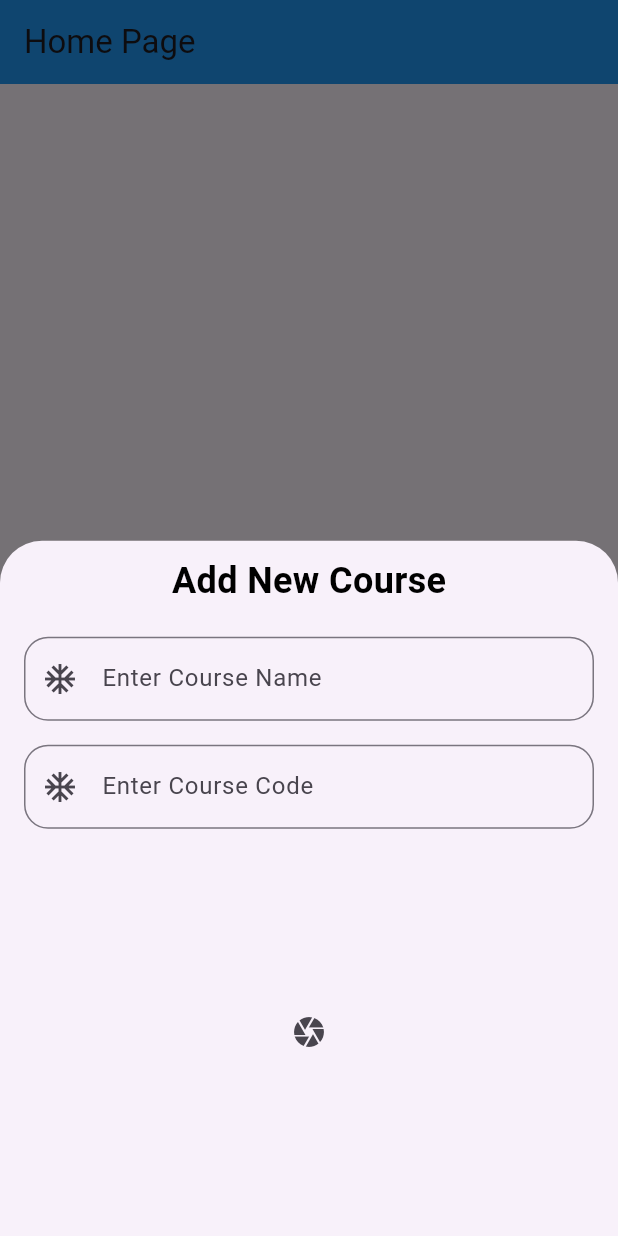
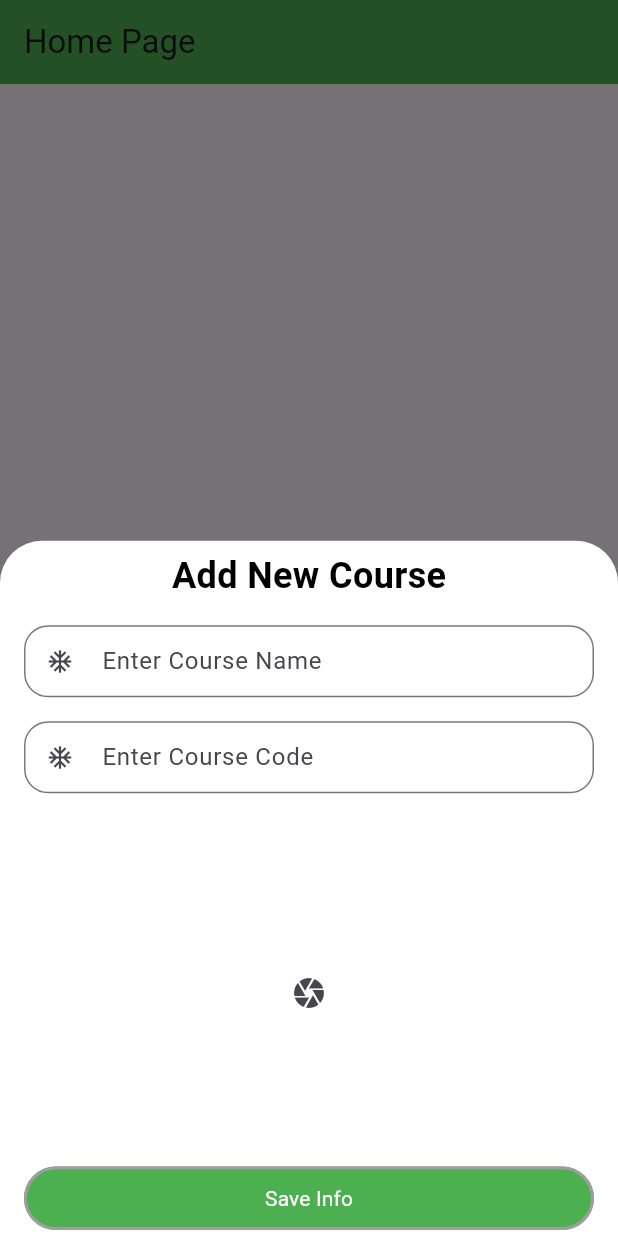
Before and after one commit to EusufUddin8926/bottom_modal_sheet, a Flutter app: the screen it shows after launch, after a tap on the "add" icon, on a phone screen of 412 x 824 dp. Run offline on Flutter 3.47's test engine with Material 3 defaults, Android fonts, the phone set to English and light mode, and no system bars; our stand-ins replace fluttertoast, image_picker.

Commit message:
Course Add and Show in a list

```diff
--- /dev/null
+++ b/lib/model/Course.dart
@@ -0,0 +1,13 @@
+class Course {
+  String courseName;
+  int courseCode;
+  String courseImg;
+
+  Course({
+    required   this.courseName,
+    required   this.courseCode,
+    required   this.courseImg
+  });
+
+
+}
--- a/lib/screens/AddNewCourse.dart
+++ b/lib/screens/AddNewCourse.dart
@@ -1,11 +1,13 @@
 import 'dart:io';
-
+import 'package:fluttertoast/fluttertoast.dart';
 import 'package:flutter/cupertino.dart';
 import 'package:flutter/material.dart';
 import 'package:image_picker/image_picker.dart';
 
+import '../model/Course.dart';
+
 class AddNewCourse extends StatefulWidget {
-  const AddNewCourse({super.key});
+  AddNewCourse({super.key});
 
   @override
   State<AddNewCourse> createState() => _AddNewCourseState();
@@ -13,11 +15,21 @@ class AddNewCourse extends StatefulWidget {
 
 class _AddNewCourseState extends State<AddNewCourse> {
   XFile? imgFile;
+  TextEditingController courseNameController = new TextEditingController();
+  TextEditingController courseCodeController = new TextEditingController();
+  List<Course> CourseList = [];
 
   chooseImageFromCamera() async {
     ImagePicker _picker = ImagePicker();
     imgFile = await _picker.pickImage(source: ImageSource.camera);
     setState(() {});
+  }
+
+  saveNewCourse() {
+    print( imgFile!.path.toString());
+    CourseList.add(Course(courseName: courseNameController.text, courseCode: int.parse( courseCodeController.text), courseImg: imgFile!.path));
+    Navigator.pop(context, CourseList);
+
   }
 
   @override
@@ -27,23 +39,28 @@ class _AddNewCourseState extends State<AddNewCourse> {
       child: Column(
         mainAxisAlignment: MainAxisAlignment.start,
         children: [
-          SizedBox(
-            height: 10,
-          ),
-          Center(
-              child: const Text(
+          const Expanded(
+              flex: 1,
+              child: Center(
+                  child: Text(
                 "Add New Course",
                 style: TextStyle(
-                color: Colors.black, fontWeight: FontWeight.bold, fontSize: 24),
-          )),
-          SizedBox(
-            height: 10,
-          ),
+                    color: Colors.black,
+                    fontWeight: FontWeight.bold,
+                    fontSize: 24),
+              ))),
+          Expanded(
+              flex: 3,
+              child: Column(
+                children: [
                   Padding(
-            padding: const EdgeInsets.only(left: 16, right: 16, top: 10),
+                    padding:
+                        const EdgeInsets.only(left: 16, right: 16, top: 10),
                     child: TextField(
+                      controller: courseNameController,
                       keyboardType: TextInputType.text,
                       decoration: InputDecoration(
+                        isDense: true,
                         prefixIcon: Icon(Icons.ac_unit),
                         border: OutlineInputBorder(
                             borderRadius: BorderRadius.circular(16),
@@ -55,8 +72,10 @@ class _AddNewCourseState extends State<AddNewCourse> {
                   Padding(
                     padding: EdgeInsets.only(left: 16, right: 16, top: 16),
                     child: TextField(
+                      controller: courseCodeController,
                       keyboardType: TextInputType.number,
                       decoration: InputDecoration(
+                        isDense: true,
                         prefixIcon: Icon(Icons.ac_unit),
                         border: OutlineInputBorder(
                             borderRadius: BorderRadius.circular(16),
@@ -65,7 +84,10 @@ class _AddNewCourseState extends State<AddNewCourse> {
                       ),
                     ),
                   ),
+                ],
+              )),
           Expanded(
+              flex: 5,
               child: imgFile == null
                   ? Center(
                       child: IconButton(
@@ -76,10 +98,54 @@ class _AddNewCourseState extends State<AddNewCourse> {
                       ),
                     )
                   : Container(
-                      margin: EdgeInsets.fromLTRB(20, 10, 20, 10),
-                      decoration: BoxDecoration(borderRadius: BorderRadius.circular(36), image: DecorationImage(image: FileImage(File(imgFile!.path)),
-                        fit: BoxFit.cover,)),
-                     ))
+                      margin: EdgeInsets.fromLTRB(20, 0, 20, 10),
+                      decoration: BoxDecoration(
+                          borderRadius: BorderRadius.circular(36),
+                          image: DecorationImage(
+                            image: FileImage(File(imgFile!.path)),
+                            fit: BoxFit.cover,
+                          )),
+                    )),
+          Expanded(
+              flex: 1,
+              child: Container(
+                height: double.infinity,
+                width: double.infinity,
+                margin: EdgeInsets.only(left: 16, right: 16, bottom: 4),
+                child: OutlinedButton(
+                  style: ElevatedButton.styleFrom(
+                    primary: Colors.green,
+                    side: BorderSide(color: Colors.grey, width: 2),
+                  ),
+                  child: Text("Save Info",
+                      style: TextStyle(
+                          color: Colors.white, fontWeight: FontWeight.normal)),
+                  onPressed: () {
+                    setState(() {
+                      var isCourseName = courseNameController.text.isEmpty;
+                      var isCoursecode = courseCodeController.text.isEmpty;
+                      if (isCourseName) {
+                        Fluttertoast.showToast(msg: "Course Name is Empty", toastLength: Toast.LENGTH_SHORT, gravity: ToastGravity.CENTER, backgroundColor: Colors.red, textColor: Colors.white,
+                            fontSize: 16.0);
+
+                        return;
+                      }else if(isCoursecode){
+                        Fluttertoast.showToast(msg: "Course Code is Empty", toastLength: Toast.LENGTH_SHORT, gravity: ToastGravity.CENTER, backgroundColor: Colors.red, textColor: Colors.white,
+                            fontSize: 16.0);
+
+                        return;
+                      }else if(imgFile==null){
+                        Fluttertoast.showToast(msg: "File Path is Empty", toastLength: Toast.LENGTH_SHORT, gravity: ToastGravity.CENTER, backgroundColor: Colors.red, textColor: Colors.white,
+                            fontSize: 16.0);
+                      }else{
+                       saveNewCourse();
+                      }
+
+                    });
+
+                  },
+                ),
+              )),
         ],
       ),
     );
--- a/lib/screens/HomePage.dart
+++ b/lib/screens/HomePage.dart
@@ -1,5 +1,7 @@
+import 'dart:io';
+
 import 'package:flutter/material.dart';
-
+import 'package:image_picker_bottom_modal/model/Course.dart';
 import 'AddNewCourse.dart';
 
 class HomePage extends StatefulWidget {
@@ -10,25 +12,73 @@ class HomePage extends StatefulWidget {
 }
 
 class _HomePageState extends State<HomePage> {
+  bool isDismiss = false;
+  List<Course> CourseList = [];
 
-
-  addCourseImage(){
-    return showModalBottomSheet(context: context, builder: (context)=> AddNewCourse());
+  addCourseImage() {
+    return showModalBottomSheet(
+        context: context,
+        builder: (context) => AddNewCourse(),
+        backgroundColor: Colors.white,
+        isDismissible: isDismiss,
+        enableDrag: false).then((value) => {
+          if(value!=null){
+            setState((){
+              CourseList.addAll(value);
+            })
+          }
+    });
   }
-
 
   @override
   Widget build(BuildContext context) {
     return Scaffold(
-      appBar: AppBar(title: Text("Home Page"),backgroundColor: Colors.blue,),
+      appBar: AppBar(
+        title: Text("Home Page"),
+        backgroundColor: Colors.green,
+      ),
       floatingActionButton: FloatingActionButton(
-        backgroundColor: Colors.blue,
+        backgroundColor: Colors.green,
         elevation: 20,
-        shape:  RoundedRectangleBorder(borderRadius: BorderRadius.circular(50)),
+        shape: RoundedRectangleBorder(borderRadius: BorderRadius.circular(50)),
         child: Icon(Icons.add, color: Colors.white),
-        onPressed: (){
+        onPressed: () {
           addCourseImage();
         },
+      ),
+      body: CourseList.isNotEmpty ? ListView.separated(
+          shrinkWrap: true,
+          scrollDirection: Axis.vertical,
+          itemBuilder: (context, index) {
+            return Container(
+              height: 200,
+              width: double.infinity,
+              decoration: BoxDecoration(
+                borderRadius: BorderRadius.circular(20),
+                border: Border.all(color: Colors.black, width: 1),
+                image: DecorationImage(image: FileImage(File(CourseList[index].courseImg)), fit: BoxFit.cover)
+              ),
+              margin: const EdgeInsets.fromLTRB(10, 10, 10, 10),
+              child: Column(
+                mainAxisAlignment: MainAxisAlignment.start,
+                crossAxisAlignment: CrossAxisAlignment.start,
+                children: [
+                  Padding(
+                    padding: const EdgeInsets.all(8.0),
+                    child: Text(CourseList[index].courseName, style: TextStyle(color: Colors.white, fontWeight: FontWeight.bold, fontSize: 20)),
+                  ),
+                  Padding(
+                    padding: const EdgeInsets.all(8.0),
+                    child: Text(CourseList[index].courseCode.toString(), style: TextStyle(color: Colors.white, fontWeight: FontWeight.bold, fontSize: 20)),
+                  ),
+                ],
+              ),
+
+            );
+          },
+          separatorBuilder: (context, index) => SizedBox(height: 4.0),
+          itemCount: CourseList.length): Center(
+        child: Text("No course available now", style: TextStyle(color: Colors.black, fontSize: 20, fontWeight: FontWeight.w300),),
       ),
     );
   }
--- a/pubspec.yaml
+++ b/pubspec.yaml
@@ -36,6 +36,7 @@ dependencies:
   # Use with the CupertinoIcons class for iOS style icons.
   cupertino_icons: ^1.0.2
   image_picker: ^1.0.5
+  fluttertoast: ^8.2.4
 
 dev_dependencies:
   flutter_test:
```
Also changed, not shown: pubspec.lock, 1 other file. Lines whose indentation alone changed are shown as unchanged.
